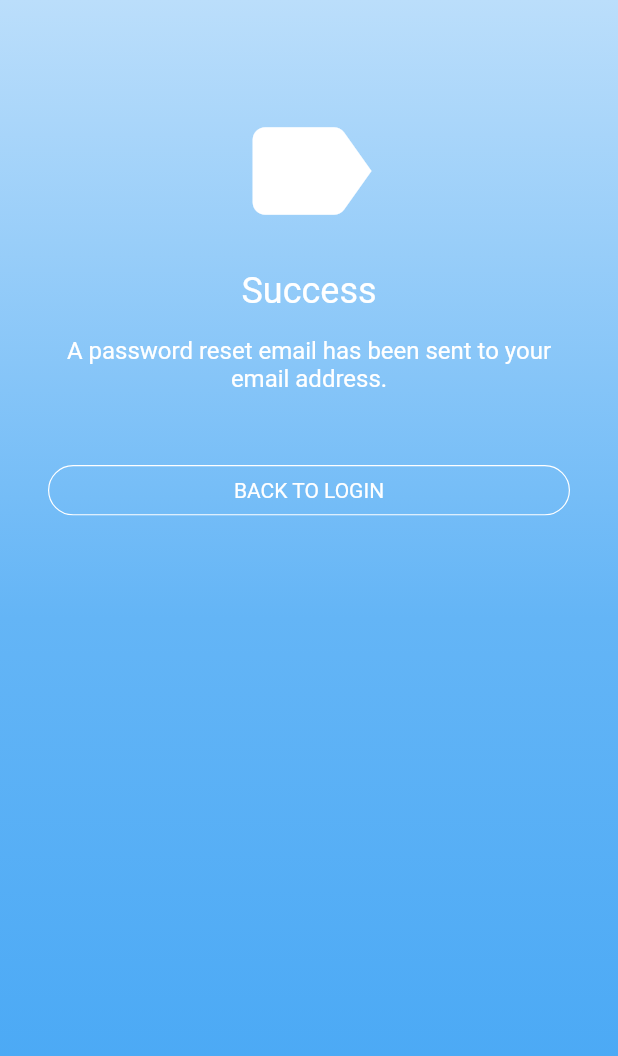
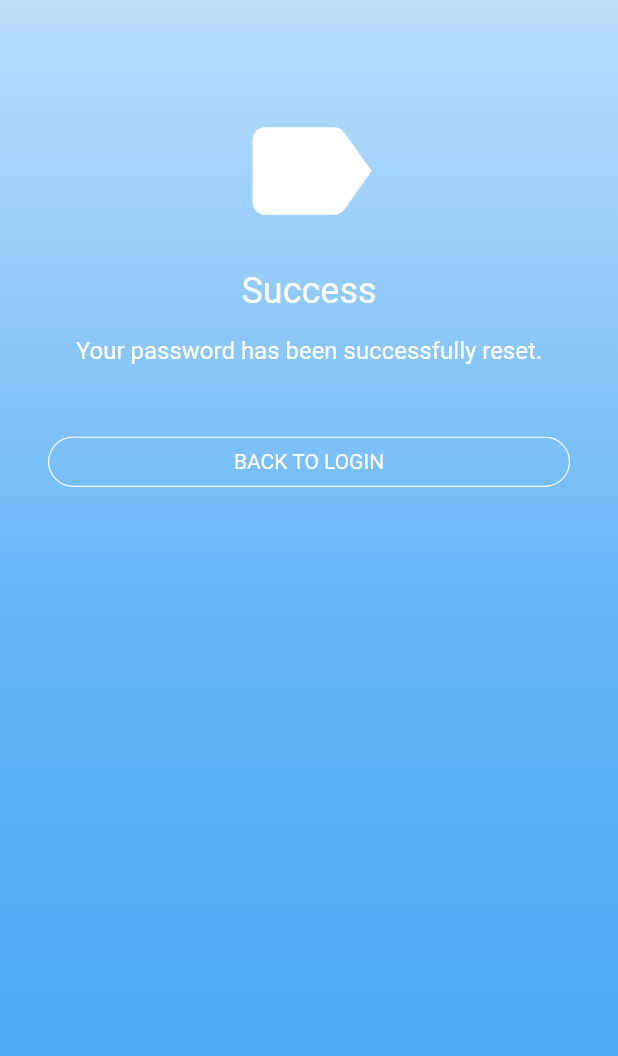
Before and after one commit to noctisbeta/quick_reminders, a Flutter app: the ResetPasswordSuccessfulView screen opened by its route, on a phone screen of 412 x 824 dp. Shown: the top 1056 px of the screen. Run offline on Flutter 3.47's test engine with Material 2 defaults, Android fonts, the phone set to English and light mode, and no system bars; our stand-ins replace cloud_firestore, dartz, expandable_page_view, firebase_auth, firebase_core, firebase_dynamic_links and 5 more; accounts and stored records are empty.

Commit message:
reset password FDL

```diff
--- /dev/null
+++ b/lib/authentication/controllers/auth_exception_handler.dart
@@ -0,0 +1,2 @@
+/// Handler for [FirebaseAuthException].
+class AuthExceptionHandler {}
--- a/lib/authentication/views/login_view.dart
+++ b/lib/authentication/views/login_view.dart
@@ -74,6 +74,7 @@ class LoginView extends HookConsumerWidget {
                             type: MaterialType.transparency,
                             child: MyTextField(
                               label: 'Email',
+                              textInputType: TextInputType.emailAddress,
                               errorMessage: loginState.loginDataErrors.email,
                               textInputAction: TextInputAction.next,
                               onChanged: (value) {
@@ -115,7 +116,7 @@ class LoginView extends HookConsumerWidget {
                     child: GestureDetector(
                       behavior: HitTestBehavior.opaque,
                       onTap: () {
-                        context.goNamed('resetPassword');
+                        context.goNamed('sendResetPassword');
                       },
                       child: const Text(
                         'Forgot password',
--- /dev/null
+++ b/lib/authentication/views/reset_password_successful.dart
@@ -0,0 +1,93 @@
+import 'package:flutter/material.dart';
+import 'package:go_router/go_router.dart';
+import 'package:quick_reminders/authentication/widgets/background_gradient.dart';
+import 'package:quick_reminders/authentication/widgets/background_stack.dart';
+import 'package:quick_reminders/common/rounded_button.dart';
+
+/// Reset password mail sent.
+class ResetPasswordSuccessfulView extends StatelessWidget {
+  /// Default constructor.
+  const ResetPasswordSuccessfulView({super.key});
+
+  @override
+  Widget build(BuildContext context) {
+    return Scaffold(
+      body: BackgroundStack(
+        background: BackgroundGradient(
+          gradient: LinearGradient(
+            begin: Alignment.topCenter,
+            end: Alignment.bottomCenter,
+            colors: [
+              Colors.blue[100]!,
+              Colors.blue[300]!,
+              Colors.blue[400]!,
+            ],
+          ),
+        ),
+        child: SafeArea(
+          child: Padding(
+            padding: const EdgeInsets.symmetric(horizontal: 32),
+            child: SingleChildScrollView(
+              child: Column(
+                children: [
+                  const SizedBox(
+                    height: 64,
+                  ),
+                  const Hero(
+                    tag: 'logo',
+                    child: Icon(
+                      Icons.label,
+                      size: 100,
+                      color: Colors.white,
+                    ),
+                  ),
+                  const SizedBox(
+                    height: 16,
+                  ),
+                  const Text(
+                    'Success',
+                    style: TextStyle(
+                      color: Colors.white,
+                      fontSize: 24,
+                    ),
+                  ),
+                  const SizedBox(
+                    height: 16,
+                  ),
+                  const Text(
+                    'Your password has been successfully reset.',
+                    style: TextStyle(
+                      color: Colors.white,
+                      fontSize: 16,
+                    ),
+                    textAlign: TextAlign.center,
+                  ),
+                  const SizedBox(
+                    height: 48,
+                  ),
+                  Hero(
+                    tag: 'loginButton',
+                    child: RoundedButton(
+                      onPressed: () {
+                        context.goNamed('login');
+                      },
+                      child: const Text(
+                        'BACK TO LOGIN',
+                        style: TextStyle(
+                          color: Colors.white,
+                        ),
+                      ),
+                    ),
+                  ),
+                  const SizedBox(
+                    height: 16,
+                  ),
+                ],
+              ),
+            ),
+          ),
+        ),
+      ),
+    );
+  }
+}
--- a/lib/authentication/views/reset_password_successful_view.dart
+++ b/lib/authentication/views/send_password_reset_successful_view.dart
@@ -5,9 +5,9 @@ import 'package:quick_reminders/authentication/widgets/background_stack.dart';
 import 'package:quick_reminders/common/rounded_button.dart';
 
 /// Reset password mail sent.
-class ResetPasswordSuccessfulView extends StatelessWidget {
+class SendResetPasswordSuccessfulView extends StatelessWidget {
   /// Default constructor.
-  const ResetPasswordSuccessfulView({super.key});
+  const SendResetPasswordSuccessfulView({super.key});
 
   @override
   Widget build(BuildContext context) {
--- a/lib/authentication/views/sign_up_view.dart
+++ b/lib/authentication/views/sign_up_view.dart
@@ -95,6 +95,7 @@ class SignUpView extends HookConsumerWidget {
                         ),
                         MyTextField(
                           label: 'Email',
+                          textInputType: TextInputType.emailAddress,
                           textInputAction: TextInputAction.next,
                           errorMessage: registrationState.registrationDataErrors.email,
                           onChanged: (value) {
--- a/lib/common/my_text_field.dart
+++ b/lib/common/my_text_field.dart
@@ -13,6 +13,7 @@ class MyTextField extends HookWidget {
     this.textCapitalization,
     this.textInputAction,
     this.initialText,
+    this.textInputType,
     super.key,
   });
 
@@ -36,6 +37,9 @@ class MyTextField extends HookWidget {
 
   /// Text capitalization.
   final TextCapitalization? textCapitalization;
+
+  /// Text input type.
+  final TextInputType? textInputType;
 
   /// Initial text.
   final String? initialText;
@@ -63,6 +67,7 @@ class MyTextField extends HookWidget {
     return Column(
       children: [
         TextField(
+          keyboardType: textInputType,
           controller: textEditingController,
           textInputAction: textInputAction,
           textCapitalization: textCapitalization ?? TextCapitalization.none,
--- a/lib/routing/route_controller.dart
+++ b/lib/routing/route_controller.dart
@@ -8,8 +8,10 @@ import 'package:quick_reminders/authentication/views/authentication_view.dart';
 import 'package:quick_reminders/authentication/views/email_verification_view.dart';
 import 'package:quick_reminders/authentication/views/email_verified_view.dart';
 import 'package:quick_reminders/authentication/views/login_view.dart';
-import 'package:quick_reminders/authentication/views/reset_password_successful_view.dart';
+import 'package:quick_reminders/authentication/views/reset_password_successful.dart';
 import 'package:quick_reminders/authentication/views/reset_password_view.dart';
+import 'package:quick_reminders/authentication/views/send_password_reset_successful_view.dart';
+import 'package:quick_reminders/authentication/views/send_password_reset_view.dart';
 import 'package:quick_reminders/authentication/views/sign_up_view.dart';
 import 'package:quick_reminders/home/home_view.dart';
 import 'package:quick_reminders/profile/views/profile_view.dart';
@@ -73,17 +75,17 @@ class RouteController {
           },
           routes: [
             GoRoute(
-              path: '/resetPassword',
-              name: 'resetPassword',
+              path: 'sendResetPassword',
+              name: 'sendResetPassword',
               builder: (context, state) {
-                return const ResetPasswordView();
+                return const SendResetPasswordView();
               },
             ),
             GoRoute(
-              path: '/resetPasswordSuccess',
-              name: 'resetPasswordSuccess',
+              path: 'sendResetPasswordSuccessful',
+              name: 'sendResetPasswordSuccessful',
               builder: (context, state) {
-                return const ResetPasswordSuccessfulView();
+                return const SendResetPasswordSuccessfulView();
               },
             ),
           ],
@@ -103,10 +105,26 @@ class RouteController {
           },
         ),
         GoRoute(
-          path: '/verified',
+          path: 'verified',
           name: 'verified',
           builder: (context, state) {
             return const EmailVerifiedView();
+          },
+        ),
+        GoRoute(
+          path: 'resetPassword',
+          name: 'resetPassword',
+          builder: (context, state) {
+            return ResetPasswordView(
+              oobCode: state.extra! as String,
+            );
+          },
+        ),
+        GoRoute(
+          path: 'resetPasswordSuccessful',
+          name: 'resetPasswordSuccessful',
+          builder: (context, state) {
+            return const ResetPasswordSuccessfulView();
           },
         ),
       ],
@@ -119,7 +137,7 @@ class RouteController {
       },
       routes: [
         GoRoute(
-          path: '/profile',
+          path: 'profile',
           name: 'profile',
           builder: (context, state) {
             return const ProfileView();
--- a/pubspec.yaml
+++ b/pubspec.yaml
@@ -44,6 +44,7 @@ dependencies:
   go_router: ^5.0.5
   google_sign_in: ^5.4.2
   hooks_riverpod: ^2.0.0
+  logger: ^1.1.0
 
 dev_dependencies:
   flutter_lints: ^2.0.0
```
Also changed, not shown: lib/authentication/controllers/login_controller.dart (+25 -2 lines), lib/authentication/views/reset_password_view.dart (+42 -30 lines), lib/authentication/views/send_password_reset_view.dart (added, +162 -0 lines), lib/initialization/initialization_controller.dart (+44 -4 lines), lib/initialization/initialization_widget.dart (+2 -12 lines), pubspec.lock.
